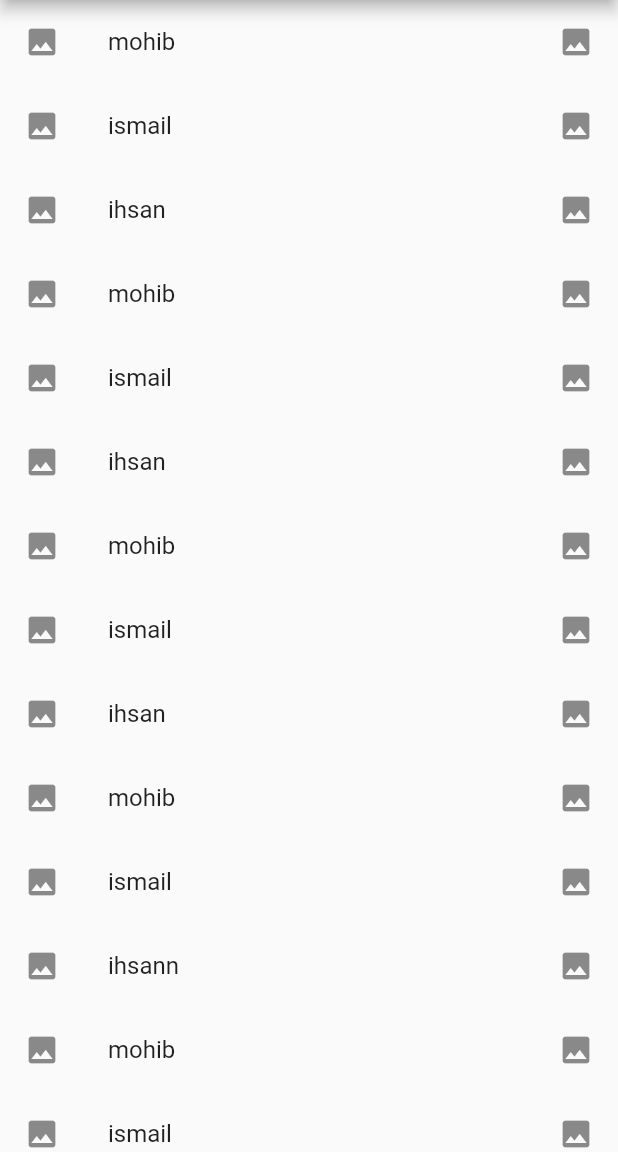
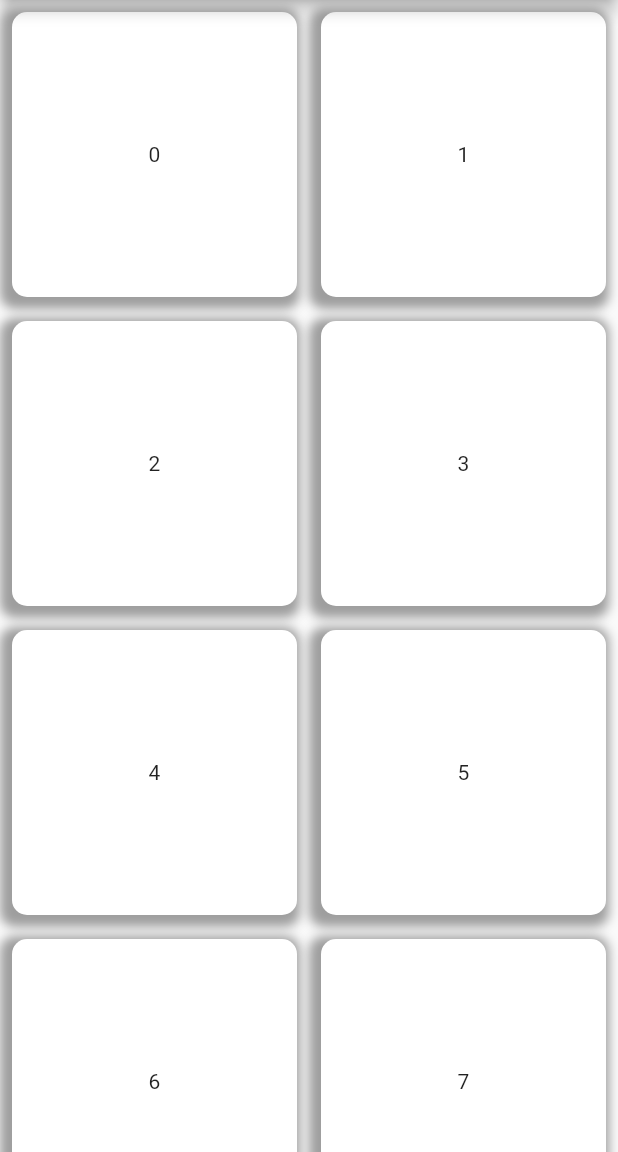
Before and after one commit to officialismailshah/FlutterClasses, a Flutter app: the screen it shows after launch, on a phone screen of 412 x 824 dp, the part 84-1236 px from its top. Run offline on Flutter 3.47's test engine with Material 2 defaults, Android fonts, the light colour scheme and no system bars.

Commit message:
updated with gridview

```diff
--- a/lib/main.dart
+++ b/lib/main.dart
@@ -39,31 +39,47 @@ class MyApp extends StatelessWidget {
           appBar: AppBar(
             title: Text('Material App Bar'),
           ),
-          body: ListView.builder(
-            itemCount: items.length,
-            itemBuilder: (context, index) {
-              return ListTile(
-                  leading: Icon(Icons.image),
-                  title: Text(items[index]),
-                  trailing: Icon(Icons.image),
-                  onTap: () {
-                    Route route = MaterialPageRoute(
-                      builder: (context) => NamedWidget(
-                        name: items[index],
+          body: GridView.builder(
+              shrinkWrap: true,
+              itemCount: 8,
+              gridDelegate: SliverGridDelegateWithFixedCrossAxisCount(
+                crossAxisCount: 2,
+              ),
+              itemBuilder: (context, index) {
+                return Padding(
+                  padding: const EdgeInsets.all(8.0),
+                  child: Container(
+                    decoration: BoxDecoration(
+                        color: Colors.white,
+                        borderRadius: BorderRadius.circular(10),
+                        boxShadow: [
+                          BoxShadow(
+                              blurRadius: 5,
+                              color: Colors.grey,
+                              spreadRadius: 5,
+                              offset: Offset(-3, 3))
+                        ]),
+                    width: 100,
+                    height: 100,
+                    child: Center(
+                      child: Text(
+                        index.toString(),
                       ),
-                    );
-                    Navigator.of(context).push(route);
-                  });
-            },
-          ),
+                    ),
+                  ),
+                );
+              }),
         ));
   }
 }
+
 class AnyWidget extends StatelessWidget {
-  const AnyWidget({ Key? key }) : super(key: key);
+  const AnyWidget({Key? key}) : super(key: key);
 
   @override
   Widget build(BuildContext context) {
-    return Scaffold(body: Container(color:Colors.pink),);
+    return Scaffold(
+      body: Container(color: Colors.pink),
+    );
   }
 }
```
